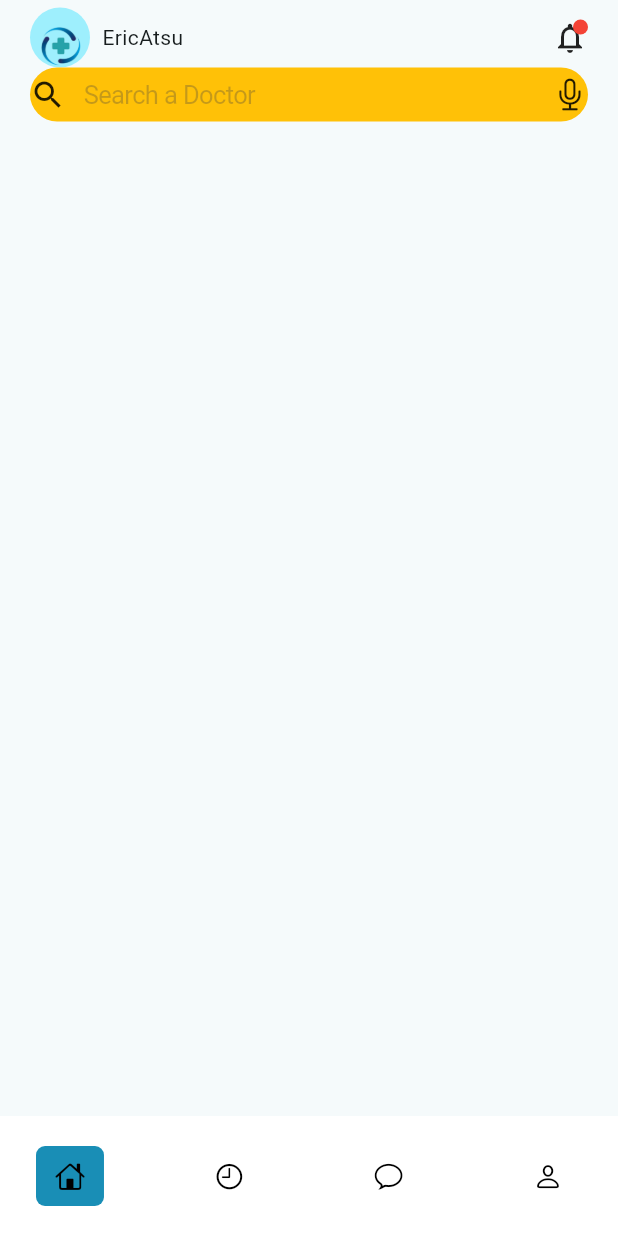
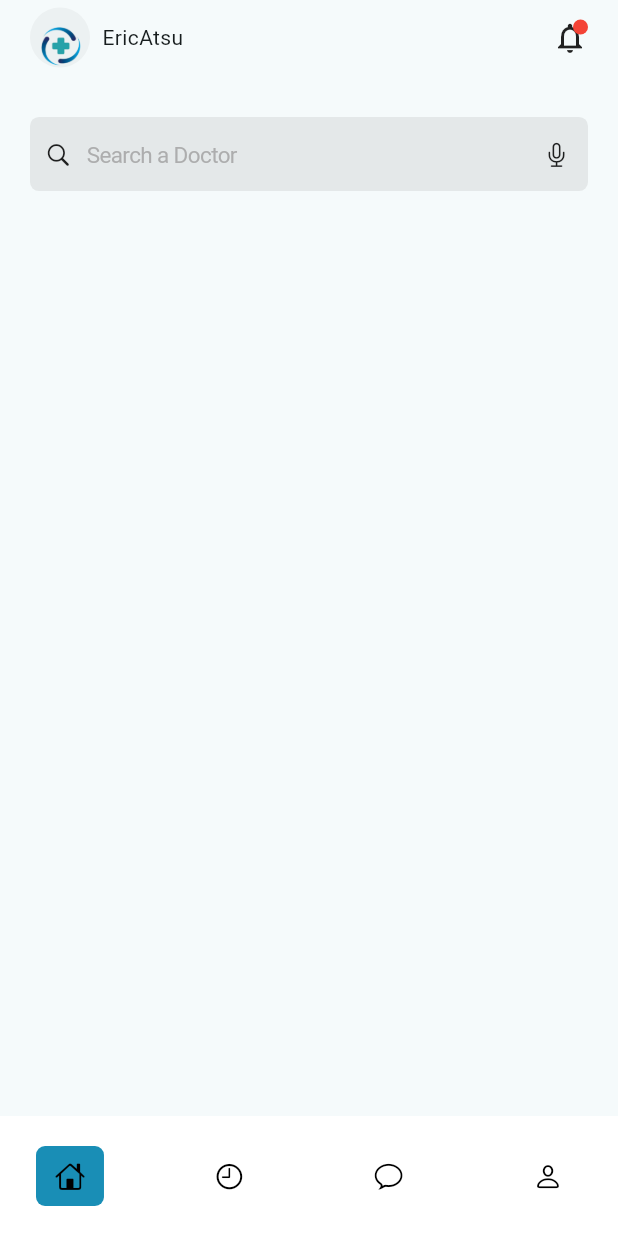
Before and after one commit to ericatsu/mobile_doctor_booking, a Flutter app: the screen it shows after launch, on a phone screen of 412 x 824 dp. Run offline on Flutter 3.47's test engine with Material 2 defaults, Android fonts, the light colour scheme and no system bars; our stand-ins replace get.

Commit message:
✅ Search bar widget

```diff
--- a/lib/screens/home/home_screen.dart
+++ b/lib/screens/home/home_screen.dart
@@ -1,6 +1,4 @@
 import 'package:flutter/material.dart';
-import 'package:mobile_doctor_booking/screens/home/widgets/search_widget.dart';
-import 'package:mobile_doctor_booking/screens/home/widgets/top_widget.dart';
 import 'package:mobile_doctor_booking/shared/exports.dart';
 
 class HomePage extends StatefulWidget {
@@ -23,7 +21,13 @@ class _HomePageState extends State<HomePage> {
           child: Column(
             children: [
               const TopWidget(hasNotification: true, name: 'EricAtsu',),
-              SearchWidget(),
+              SizedBox(
+                height: mediaQuery.height * 0.04,
+              ),
+              const SearchWidget(),
+              SizedBox(
+                height: mediaQuery.height * 0.03,
+              ),
             ],
           ),
         ),
--- a/lib/screens/home/widgets/search_widget.dart
+++ b/lib/screens/home/widgets/search_widget.dart
@@ -1,14 +1,15 @@
 import 'package:flutter/cupertino.dart';
-import 'package:flutter/material.dart';
-import 'package:flutter/services.dart';
+import 'package:mobile_doctor_booking/shared/exports.dart';
 
 class SearchWidget extends StatefulWidget {
+  const SearchWidget({super.key});
+
   @override
   State<SearchWidget> createState() => _SearchWidgetState();
 }
 
 class _SearchWidgetState extends State<SearchWidget> {
-  TextEditingController _searchController = TextEditingController();
+  final TextEditingController _searchController = TextEditingController();
   bool _showClearIcon = false;
 
   @override
@@ -36,24 +37,45 @@ class _SearchWidgetState extends State<SearchWidget> {
 
   @override
   Widget build(BuildContext context) {
-    return CupertinoTextField(
+    final mediaQuery = SizeQuery(context);
+    return SizedBox(
+      height: mediaQuery.height * 0.06,
+      child: CupertinoTextField(
         decoration: BoxDecoration(
-        color: Colors.amber,
-        borderRadius: BorderRadius.circular(20),
+          color: const Color.fromARGB(50, 158, 158, 158),
+          borderRadius: BorderRadius.circular(6),
         ),
         controller: _searchController,
         placeholder: 'Search a Doctor',
-      padding: EdgeInsets.symmetric(vertical: 8, horizontal: 12),
-      prefix: Icon(Icons.search),
-      suffix: _showClearIcon
+        placeholderStyle: const TextStyle(
+            fontSize: 15, color: Color.fromARGB(202, 158, 158, 158)),
+        padding: const EdgeInsets.symmetric(vertical: 8),
+        prefix: const Padding(
+          padding: EdgeInsets.symmetric(horizontal: 10),
+          child: Icon(
+            CupertinoIcons.search,
+            size: 18,
+          ),
+        ),
+        suffix: Container(
+          padding: const EdgeInsets.symmetric(horizontal: 12),
+          child: _showClearIcon
               ? GestureDetector(
                   onTap: _clearSearch,
-              child: Icon(CupertinoIcons.xmark_circle_fill),
+                  child: const Icon(
+                    CupertinoIcons.xmark_circle_fill,
+                    size: 18,
+                  ),
                 )
-          : Icon(CupertinoIcons.mic),
+              : const Icon(
+                  CupertinoIcons.mic,
+                  size: 18,
+                ),
+        ),
         onChanged: (value) {
           // Handle search query changes
         },
+      ),
     );
   }
 }
--- a/lib/screens/home/widgets/top_widget.dart
+++ b/lib/screens/home/widgets/top_widget.dart
@@ -13,6 +13,7 @@ class TopWidget extends StatelessWidget {
     return Row(
       children: [
         const CircleAvatar(
+          backgroundColor: Color.fromARGB(26, 158, 158, 158),
           radius: 20,
           backgroundImage: AssetImage(Images.splash),
         ),
--- a/lib/shared/exports.dart
+++ b/lib/shared/exports.dart
@@ -22,3 +22,5 @@ export 'package:mobile_doctor_booking/screens/auth/widgets/in_up_widget.dart';
 export 'package:mobile_doctor_booking/screens/auth/widgets/greetings.dart';
 export 'package:mobile_doctor_booking/screens/auth/widgets/round_auth_button.dart';
 export 'package:mobile_doctor_booking/screens/auth/widgets/submit_button.dart';
+export 'package:mobile_doctor_booking/screens/home/widgets/search_widget.dart';
+export 'package:mobile_doctor_booking/screens/home/widgets/top_widget.dart';
```
Lines whose indentation alone changed are shown as unchanged.
